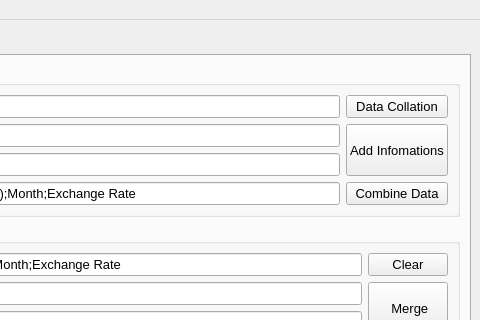
First picture: the form in Sap_Operate_Ui.ui, repository chen-huai/Sap_Operation, before the edit; both pictures show x 574 to 1054 and y 0 to 320 of the 1054 by 726 pixel window.
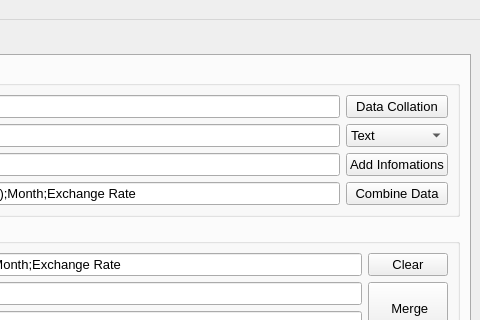
Second picture: the form after the edit. The open tabs and pages were chosen to show the change. Icons and pictures are not drawn.

Commit message: 添加界面提示

The edit to the form file:
```diff
--- a/Sap_Operate_Ui.ui
+++ b/Sap_Operate_Ui.ui
@@ -216,10 +216,10 @@
            <item row="2" column="2">
             <widget class="QLineEdit" name="lineEdit_24"/>
            </item>
-           <item row="1" column="3" rowspan="2">
+           <item row="2" column="3">
             <widget class="QPushButton" name="pushButton_48">
              <property name="sizePolicy">
-              <sizepolicy hsizetype="Minimum" vsizetype="Expanding">
+              <sizepolicy hsizetype="Minimum" vsizetype="Fixed">
                <horstretch>0</horstretch>
                <verstretch>0</verstretch>
               </sizepolicy>
@@ -229,6 +229,23 @@
              </property>
             </widget>
            </item>
+           <item row="1" column="3">
+            <widget class="QComboBox" name="comboBox_5">
+             <property name="statusTip">
+              <string>信息添加进哪个字段</string>
+             </property>
+             <item>
+              <property name="text">
+               <string>Text</string>
+              </property>
+             </item>
+             <item>
+              <property name="text">
+               <string>Long Text</string>
+              </property>
+             </item>
+            </widget>
+           </item>
           </layout>
          </widget>
         </item>
```
Left out of the diff: 112 changed lines with no effect on the pictures. The commit also changes 1 other file.
